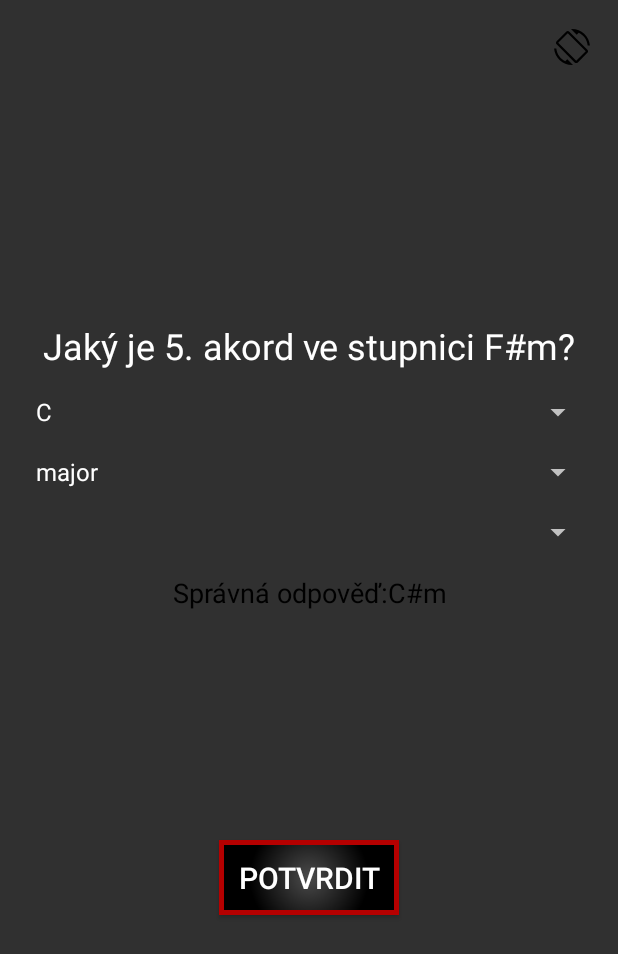
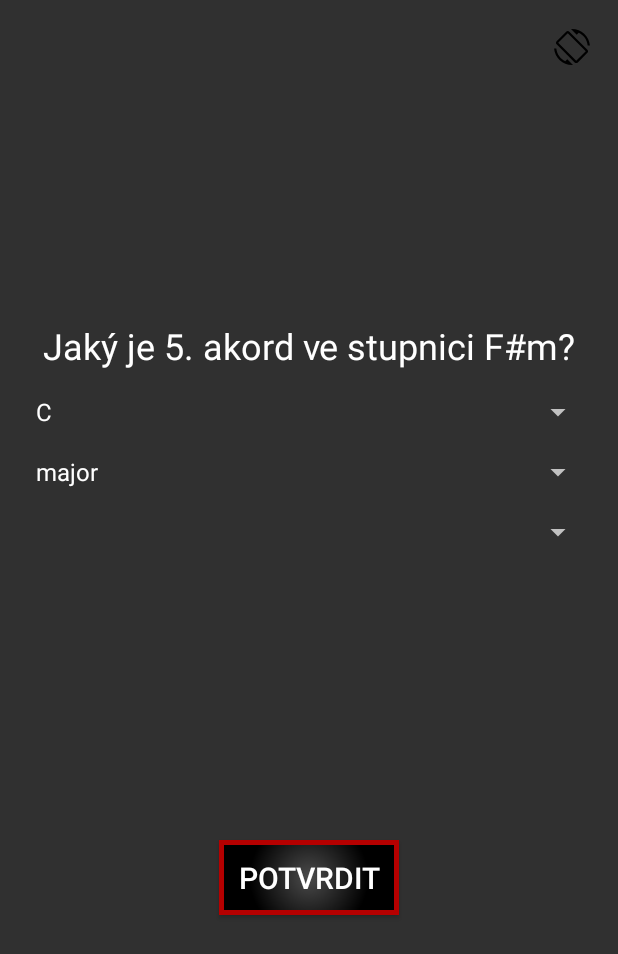
Before and after one commit to Siky55/Android-projects0, an Android app: the QuizActivity screen opened directly, with no data from a screen before it, on a phone screen of 412 x 824 dp. Shown: the top 954 px of the screen. Run offline under Robolectric (Android 15) with nearby library versions, the phone set to English and light mode, and no system bars.

Commit message:
Prvni skutecne publikovatelna verze aplikace (pro VOS)

```diff
--- a/app/src/main/java/com/siky/tonemate/QuizActivity.java
+++ b/app/src/main/java/com/siky/tonemate/QuizActivity.java
@@ -63,7 +63,7 @@ public class QuizActivity extends AppCompatActivity {
         keySpinner = findViewById(R.id.keySpinner);
         keySignatureSpinner = findViewById(R.id.keySignatureSpinner);
         submitButton = findViewById(R.id.submitButton);
-        correctAnswerTextView = findViewById(R.id.correctAnswerTextView);
+        //correctAnswerTextView = findViewById(R.id.correctAnswerTextView);
         rotationScreenButton = findViewById(R.id.rotateScreenButton);
 
         ArrayAdapter<String> chordAdapter = new ArrayAdapter<>(this,
@@ -120,7 +120,7 @@ public class QuizActivity extends AppCompatActivity {
         }
 
         questionTextView.setText(question);
-        correctAnswerTextView.setText(getString(R.string.correct_answer) + request);
+        //correctAnswerTextView.setText(getString(R.string.correct_answer) + request);
     }
 
     private void checkAnswer() {
--- a/app/src/main/res/layout-land/activity_quiz.xml
+++ b/app/src/main/res/layout-land/activity_quiz.xml
@@ -81,18 +81,18 @@
         android:orientation="horizontal"
         app:layout_constraintGuide_percent="0.99" />
 
-    <TextView
-        android:id="@+id/correctAnswerTextView"
-        android:layout_width="0dp"
-        android:layout_height="wrap_content"
-        android:layout_marginTop="16dp"
-        android:gravity="center"
-        android:text="@string/correct_answer"
-        android:textColor="@android:color/black"
-        android:textSize="18sp"
-        app:layout_constraintEnd_toStartOf="@+id/guideline1"
-        app:layout_constraintStart_toStartOf="@+id/guideline2"
-        app:layout_constraintTop_toBottomOf="@+id/keySignatureSpinner" />
+<!--    <TextView-->
+<!--        android:id="@+id/correctAnswerTextView"-->
+<!--        android:layout_width="0dp"-->
+<!--        android:layout_height="wrap_content"-->
+<!--        android:layout_marginTop="16dp"-->
+<!--        android:gravity="center"-->
+<!--        android:text="@string/correct_answer"-->
+<!--        android:textColor="@android:color/black"-->
+<!--        android:textSize="18sp"-->
+<!--        app:layout_constraintEnd_toStartOf="@+id/guideline1"-->
+<!--        app:layout_constraintStart_toStartOf="@+id/guideline2"-->
+<!--        app:layout_constraintTop_toBottomOf="@+id/keySignatureSpinner" />-->
 
     <ImageButton
         android:id="@+id/rotateScreenButton"
--- a/app/src/main/res/layout/activity_quiz.xml
+++ b/app/src/main/res/layout/activity_quiz.xml
@@ -81,18 +81,18 @@
         android:orientation="horizontal"
         app:layout_constraintGuide_percent="0.75" />
 
-    <TextView
-        android:id="@+id/correctAnswerTextView"
-        android:layout_width="0dp"
-        android:layout_height="wrap_content"
-        android:gravity="center"
-        android:text="@string/correct_answer"
-        android:textColor="@android:color/black"
-        android:textSize="18sp"
-        app:layout_constraintEnd_toEndOf="parent"
-        app:layout_constraintStart_toStartOf="parent"
-        app:layout_constraintTop_toBottomOf="@+id/keySignatureSpinner"
-        android:layout_marginTop="16dp"/>
+<!--    <TextView-->
+<!--        android:id="@+id/correctAnswerTextView"-->
+<!--        android:layout_width="0dp"-->
+<!--        android:layout_height="wrap_content"-->
+<!--        android:gravity="center"-->
+<!--        android:text="@string/correct_answer"-->
+<!--        android:textColor="@android:color/black"-->
+<!--        android:textSize="18sp"-->
+<!--        app:layout_constraintEnd_toEndOf="parent"-->
+<!--        app:layout_constraintStart_toStartOf="parent"-->
+<!--        app:layout_constraintTop_toBottomOf="@+id/keySignatureSpinner"-->
+<!--        android:layout_marginTop="16dp"/>-->
 
     <ImageButton
         android:id="@+id/rotateScreenButton"
```
